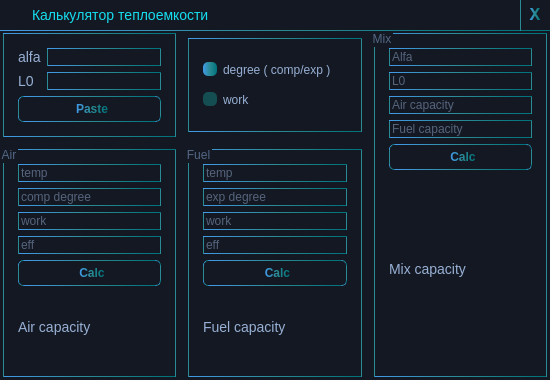
First picture: the form in 2modules/endcalc.ui, repository Ismaxis/212QtMay, before the edit.
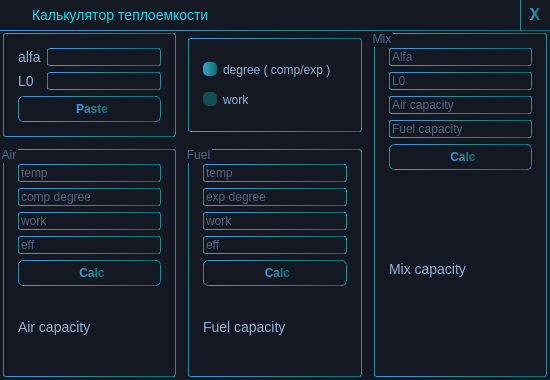
Second picture: the form after the edit.

Commit message: Border radius added

```diff
--- a/2modules/endcalc.ui
+++ b/2modules/endcalc.ui
@@ -28,6 +28,7 @@
 	background: #131823;
 	border: 1px solid qlineargradient(spread:pad, x1:0, y1:1, x2:1, y2:1, stop:0 rgba(65, 154, 232, 255), stop:0.5 rgba(41, 139, 147, 255), stop:1 rgba(0, 113, 122, 255));
 	font-size: 12px;
+	border-radius: 2px;
 }
 
 QRadioButton{
@@ -50,6 +51,7 @@
 	margin: 3px;
 	padding: 5px;
 	color: #536784;
+	border-radius: 2px;
 }
 
 QPushButton{
```
The commit also changes 3 other files.
